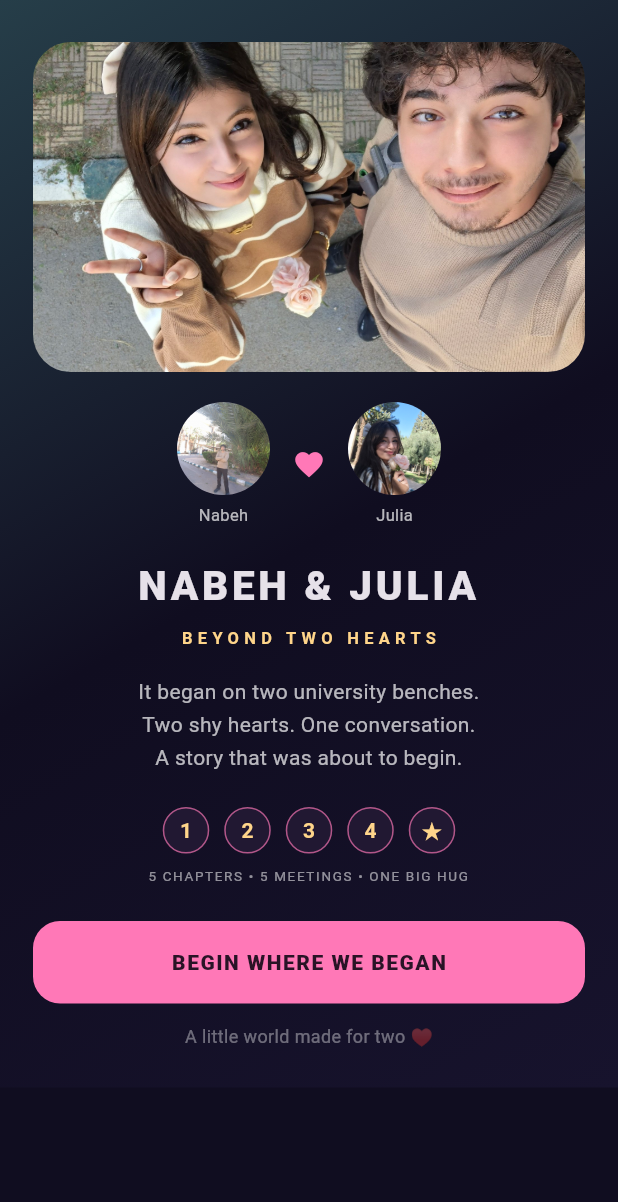
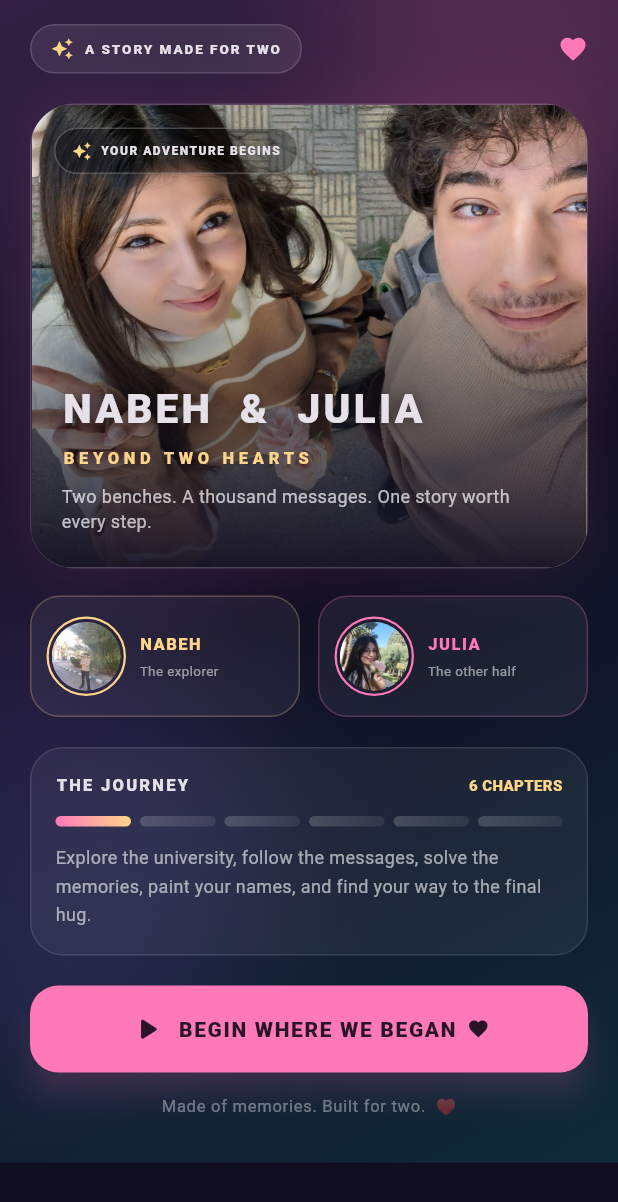
Before and after one commit to nabehkallash-blip/nabeh-and-julia-beyond-two-hearts, a Flutter app: the screen it shows after launch, on a phone screen of 412 x 824 dp. Shown: the top 1202 px of the screen. Run offline on Flutter 3.47's test engine with Material 3 defaults, Android fonts, the phone set to English and light mode, and no system bars.

Commit message:
Redesign romantic game home screen

```diff
--- a/lib/screens/home_screen.dart
+++ b/lib/screens/home_screen.dart
@@ -4,74 +4,127 @@ import 'game_screen.dart';
 
 class HomeScreen extends StatelessWidget {
   const HomeScreen({super.key});
+
   @override
-  Widget build(BuildContext context) {
-    return Scaffold(
-      body:Container(
-        decoration:const BoxDecoration(gradient:LinearGradient(begin:Alignment.topLeft,end:Alignment.bottomRight,
-          colors:[Color(0xFF263E49),AppTheme.background,Color(0xFF17132D)])),
-        child:SafeArea(child:SingleChildScrollView(child:Padding(
-          padding:const EdgeInsets.fromLTRB(22,28,22,26),
-          child:Column(children:[
-            ClipRRect(borderRadius:BorderRadius.circular(25),child:Image.asset('assets/images/together.jpg',
-              height:220,width:double.infinity,fit:BoxFit.cover,
-              errorBuilder:(_,__,___)=>Container(height:220,color:AppTheme.surface,
-                child:const Icon(Icons.favorite,size:60,color:AppTheme.pink)))),
-            const SizedBox(height:20),
-            const Row(mainAxisAlignment:MainAxisAlignment.center,children:[
-              _HomeFace(image:'assets/images/nabeh.jpg',label:'Nabeh'),
-              Padding(padding:EdgeInsets.symmetric(horizontal:15),child:Icon(Icons.favorite,color:AppTheme.pink,size:22)),
-              _HomeFace(image:'assets/images/julia.jpg',label:'Julia'),
-            ]),
-            const SizedBox(height:20),
-            const Text('NABEH & JULIA',textAlign:TextAlign.center,
-              style:TextStyle(fontSize:27,letterSpacing:2.5,fontWeight:FontWeight.w900)),
-            const SizedBox(height:7),
-            const Text('BEYOND TWO HEARTS',style:TextStyle(color:AppTheme.gold,fontSize:11,letterSpacing:3.5,fontWeight:FontWeight.w700)),
-            const SizedBox(height:17),
-            const Text('It began on two university benches.\nTwo shy hearts. One conversation.\nA story that was about to begin.',
-              textAlign:TextAlign.center,style:TextStyle(color:Colors.white70,height:1.6,fontSize:14)),
-            const SizedBox(height:22),
-            const Row(mainAxisAlignment:MainAxisAlignment.center,children:[
-              _ChapterDot(number:'1'),_ChapterDot(number:'2'),_ChapterDot(number:'3'),
-              _ChapterDot(number:'4'),_ChapterDot(number:'★'),
-            ]),
-            const SizedBox(height:8),
-            const Text('5 CHAPTERS • 5 MEETINGS • ONE BIG HUG',textAlign:TextAlign.center,
-              style:TextStyle(color:Colors.white54,fontSize:9,letterSpacing:1.1)),
-            const SizedBox(height:24),
-            SizedBox(width:double.infinity,height:55,child:FilledButton(
-              style:FilledButton.styleFrom(backgroundColor:AppTheme.pink,foregroundColor:const Color(0xFF291326),
-                shape:RoundedRectangleBorder(borderRadius:BorderRadius.circular(18))),
-              onPressed:()=>Navigator.of(context).push(MaterialPageRoute<void>(builder:(_)=>const GameScreen())),
-              child:const Text('BEGIN WHERE WE BEGAN',style:TextStyle(fontWeight:FontWeight.w900,letterSpacing:1)))),
-            const SizedBox(height:13),
-            const Text('A little world made for two ♥',style:TextStyle(color:Colors.white38,fontSize:12)),
+  Widget build(BuildContext context) => Scaffold(
+    body: Stack(children:[
+      const Positioned.fill(child: DecoratedBox(decoration:BoxDecoration(
+        gradient:LinearGradient(begin:Alignment.topLeft,end:Alignment.bottomRight,
+          colors:[Color(0xFF332044),Color(0xFF100D20),Color(0xFF102B3A)])))),
+      Positioned(top:-90,right:-65,child:_GlowOrb(color:AppTheme.pink.withOpacity(.20),size:240)),
+      Positioned(bottom:80,left:-100,child:_GlowOrb(color:AppTheme.violet.withOpacity(.16),size:260)),
+      SafeArea(child:SingleChildScrollView(
+        padding:const EdgeInsets.fromLTRB(20,16,20,30),
+        child:Column(crossAxisAlignment:CrossAxisAlignment.stretch,children:[
+          Row(children:[
+            Container(padding:const EdgeInsets.symmetric(horizontal:13,vertical:8),
+              decoration:BoxDecoration(color:Colors.white.withOpacity(.08),borderRadius:BorderRadius.circular(30),
+                border:Border.all(color:Colors.white.withOpacity(.14))),
+              child:const Row(children:[Icon(Icons.auto_awesome,color:AppTheme.gold,size:15),SizedBox(width:7),
+                Text('A STORY MADE FOR TWO',style:TextStyle(fontSize:9,letterSpacing:1.3,fontWeight:FontWeight.w800))])),
+            const Spacer(),const Icon(Icons.favorite,color:AppTheme.pink,size:20),
           ]),
-        ))),
-      ),
-    );
-  }
+          const SizedBox(height:20),
+          Container(height:310,clipBehavior:Clip.antiAlias,
+            decoration:BoxDecoration(borderRadius:BorderRadius.circular(30),
+              border:Border.all(color:Colors.white.withOpacity(.18)),
+              boxShadow:[BoxShadow(color:AppTheme.pink.withOpacity(.13),blurRadius:35)]),
+            child:Stack(fit:StackFit.expand,children:[
+              Image.asset('assets/images/together.jpg',fit:BoxFit.cover,
+                errorBuilder:(_,__,___)=>const DecoratedBox(decoration:BoxDecoration(
+                  gradient:LinearGradient(colors:[Color(0xFF59406D),Color(0xFF203A4C)])),
+                  child:Center(child:Icon(Icons.favorite,color:AppTheme.pink,size:90)))),
+              const DecoratedBox(decoration:BoxDecoration(gradient:LinearGradient(
+                begin:Alignment.topCenter,end:Alignment.bottomCenter,
+                colors:[Colors.transparent,Color(0xEE100D20)],stops:[.25,1]))),
+              const Positioned(top:15,left:15,child:_GlassPill(icon:Icons.auto_awesome,text:'YOUR ADVENTURE BEGINS')),
+              const Positioned(left:20,right:20,bottom:22,child:Column(crossAxisAlignment:CrossAxisAlignment.start,children:[
+                Text('NABEH  &  JULIA',style:TextStyle(fontSize:27,letterSpacing:2.2,fontWeight:FontWeight.w900,
+                  shadows:[Shadow(color:Colors.black54,blurRadius:14)])),
+                SizedBox(height:5),Text('BEYOND TWO HEARTS',style:TextStyle(color:AppTheme.gold,fontSize:11,letterSpacing:3.1,fontWeight:FontWeight.w800)),
+                SizedBox(height:9),Text('Two benches. A thousand messages. One story worth every step.',
+                  style:TextStyle(color:Colors.white70,fontSize:12,height:1.4)),
+              ])),
+            ])),
+          const SizedBox(height:18),
+          Row(children:const[
+            Expanded(child:_CharacterTile(image:'assets/images/nabeh.jpg',name:'NABEH',caption:'The explorer',accent:AppTheme.gold)),
+            SizedBox(width:12),
+            Expanded(child:_CharacterTile(image:'assets/images/julia.jpg',name:'JULIA',caption:'The other half',accent:AppTheme.pink)),
+          ]),
+          const SizedBox(height:20),
+          Container(padding:const EdgeInsets.all(16),decoration:BoxDecoration(
+            color:Colors.white.withOpacity(.055),borderRadius:BorderRadius.circular(22),
+            border:Border.all(color:Colors.white.withOpacity(.10))),
+            child:Column(crossAxisAlignment:CrossAxisAlignment.start,children:[
+              Row(children:[const Expanded(child:Text('THE JOURNEY',style:TextStyle(fontWeight:FontWeight.w900,letterSpacing:1.5,fontSize:11))),
+                Text('6 CHAPTERS',style:TextStyle(color:AppTheme.gold,fontSize:10,fontWeight:FontWeight.w800))]),
+              const SizedBox(height:13),
+              Row(children:List.generate(6,(i)=>Expanded(child:Container(height:7,
+                margin:EdgeInsets.only(right:i==5?0:6),decoration:BoxDecoration(borderRadius:BorderRadius.circular(9),
+                  gradient:LinearGradient(colors:i==0?[AppTheme.pink,AppTheme.gold]:
+                    [Colors.white.withOpacity(.18),Colors.white.withOpacity(.08)])))))),
+              const SizedBox(height:12),
+              const Text('Explore the university, follow the messages, solve the memories, paint your names, and find your way to the final hug.',
+                style:TextStyle(color:Colors.white60,fontSize:12,height:1.55)),
+            ])),
+          const SizedBox(height:20),
+          SizedBox(height:58,child:FilledButton(
+            style:FilledButton.styleFrom(backgroundColor:AppTheme.pink,foregroundColor:const Color(0xFF291326),
+              elevation:8,shadowColor:AppTheme.pink.withOpacity(.35),
+              shape:RoundedRectangleBorder(borderRadius:BorderRadius.circular(19))),
+            onPressed:()=>Navigator.of(context).push(MaterialPageRoute<void>(builder:(_)=>const GameScreen())),
+            child:const Row(mainAxisAlignment:MainAxisAlignment.center,children:[
+              Icon(Icons.play_arrow_rounded,size:25),SizedBox(width:8),
+              Text('BEGIN WHERE WE BEGAN',style:TextStyle(fontWeight:FontWeight.w900,letterSpacing:1.1)),
+              SizedBox(width:7),Icon(Icons.favorite,size:15),
+            ]))),
+          const SizedBox(height:14),
+          const Center(child:Text('Made of memories. Built for two.  ♥',
+            style:TextStyle(color:Colors.white38,fontSize:11,letterSpacing:.5))),
+        ]),
+      )),
+    ]),
+  );
 }
 
-class _HomeFace extends StatelessWidget {
-  const _HomeFace({required this.image,required this.label});
-  final String image,label;
+class _CharacterTile extends StatelessWidget {
+  const _CharacterTile({required this.image,required this.name,required this.caption,required this.accent});
+  final String image,name,caption; final Color accent;
   @override
-  Widget build(BuildContext context)=>Column(children:[
-    CircleAvatar(radius:31,backgroundColor:AppTheme.surface,backgroundImage:AssetImage(image)),
-    const SizedBox(height:5),
-    Text(label,style:const TextStyle(color:Colors.white70,fontSize:11)),
-  ]);
+  Widget build(BuildContext context)=>Container(
+    padding:const EdgeInsets.symmetric(vertical:13,horizontal:10),
+    decoration:BoxDecoration(color:Colors.white.withOpacity(.055),borderRadius:BorderRadius.circular(20),
+      border:Border.all(color:accent.withOpacity(.25))),
+    child:Row(children:[
+      Container(padding:const EdgeInsets.all(2),decoration:BoxDecoration(shape:BoxShape.circle,border:Border.all(color:accent,width:1.5)),
+        child:CircleAvatar(radius:23,backgroundColor:AppTheme.surface,backgroundImage:AssetImage(image))),
+      const SizedBox(width:9),
+      Expanded(child:Column(crossAxisAlignment:CrossAxisAlignment.start,children:[
+        Text(name,style:TextStyle(fontSize:11,fontWeight:FontWeight.w900,color:accent,letterSpacing:1)),
+        const SizedBox(height:3),Text(caption,style:const TextStyle(color:Colors.white54,fontSize:9)),
+      ])),
+    ]),
+  );
 }
 
-class _ChapterDot extends StatelessWidget {
-  const _ChapterDot({required this.number});
-  final String number;
+class _GlassPill extends StatelessWidget {
+  const _GlassPill({required this.icon,required this.text});
+  final IconData icon; final String text;
   @override
   Widget build(BuildContext context)=>Container(
-    margin:const EdgeInsets.symmetric(horizontal:5),width:31,height:31,
-    decoration:BoxDecoration(shape:BoxShape.circle,color:AppTheme.surface,border:Border.all(color:AppTheme.pink.withOpacity(.65))),
-    child:Center(child:Text(number,style:const TextStyle(color:AppTheme.gold,fontWeight:FontWeight.bold))),
+    padding:const EdgeInsets.symmetric(horizontal:11,vertical:8),
+    decoration:BoxDecoration(color:Colors.black.withOpacity(.30),borderRadius:BorderRadius.circular(20),
+      border:Border.all(color:Colors.white24)),
+    child:Row(children:[Icon(icon,color:AppTheme.gold,size:13),const SizedBox(width:6),
+      Text(text,style:const TextStyle(fontSize:8,letterSpacing:1,fontWeight:FontWeight.w800))]),
   );
 }
+
+class _GlowOrb extends StatelessWidget {
+  const _GlowOrb({required this.color,required this.size});
+  final Color color; final double size;
+  @override
+  Widget build(BuildContext context)=>IgnorePointer(child:Container(width:size,height:size,
+    decoration:BoxDecoration(shape:BoxShape.circle,boxShadow:[BoxShadow(color:color,blurRadius:90,spreadRadius:25)])));
+}
```
